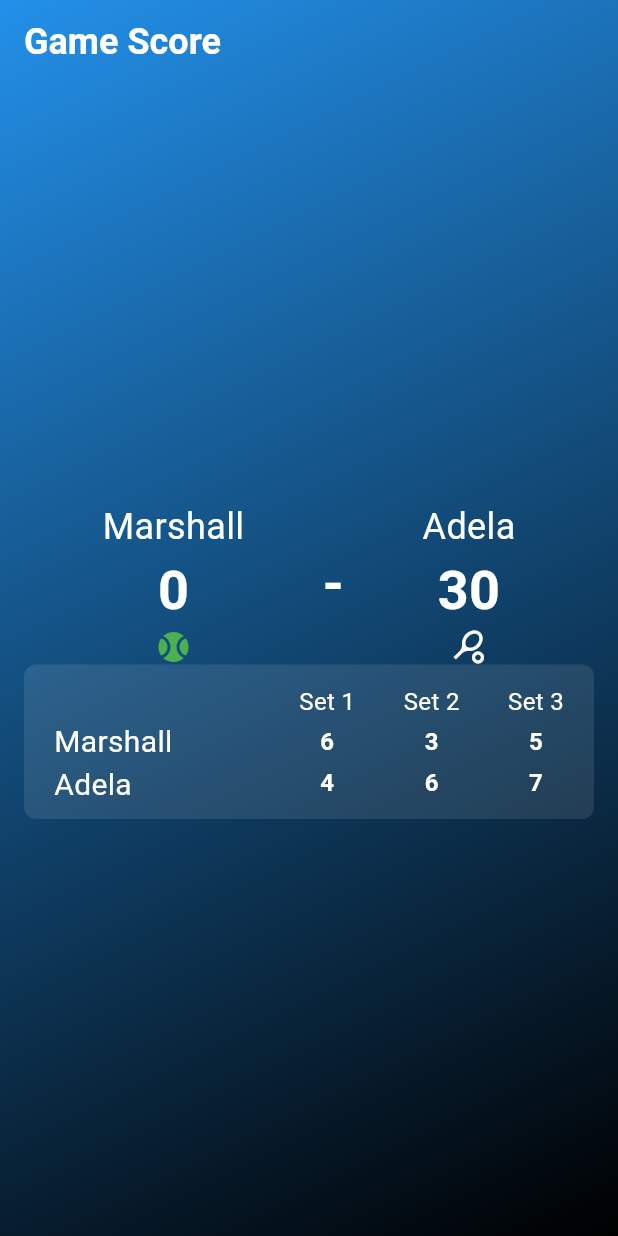
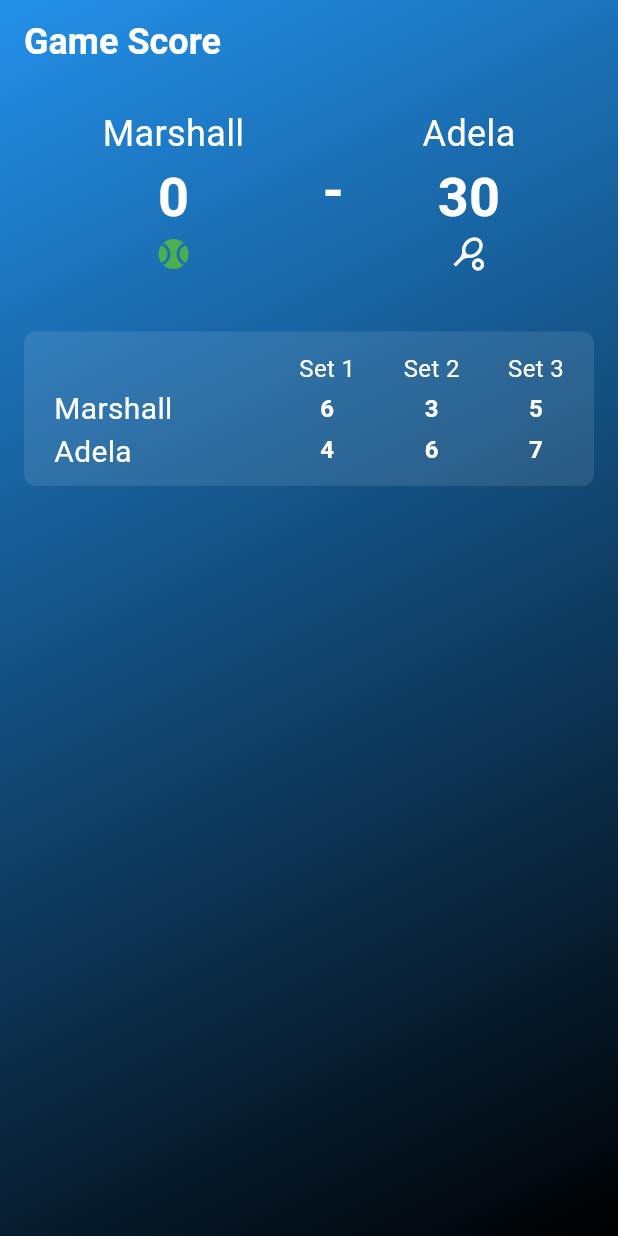
Before and after one commit to MarshallZzzz/stat_tracker, a Flutter app: the screen it shows after launch, on a phone screen of 412 x 824 dp. Run offline on Flutter 3.47's test engine with Material 3 defaults, Android fonts, the phone set to English and light mode, and no system bars.

Commit message:
quick layout change

```diff
--- a/lib/Components/ScoreboardView.dart
+++ b/lib/Components/ScoreboardView.dart
@@ -47,11 +47,11 @@ class _ScoreboardViewState extends State<ScoreboardView> {
           backgroundColor: Colors.transparent,
           elevation: 0,
         ),
-        body: Center(
+        body: SafeArea(
           child: Padding(
             padding: const EdgeInsets.all(16.0), // 5. Use const for performance
             child: Column(
-              mainAxisAlignment: MainAxisAlignment.center,
+              mainAxisAlignment: MainAxisAlignment.start,
               children: [
 
                 Row(
@@ -71,6 +71,7 @@ class _ScoreboardViewState extends State<ScoreboardView> {
                     ),
                   ],
                 ),
+                const SizedBox(height: 40),
                 Container(
                   padding: const EdgeInsets.symmetric(horizontal: 20, vertical: 8),
                   decoration: BoxDecoration(
```
